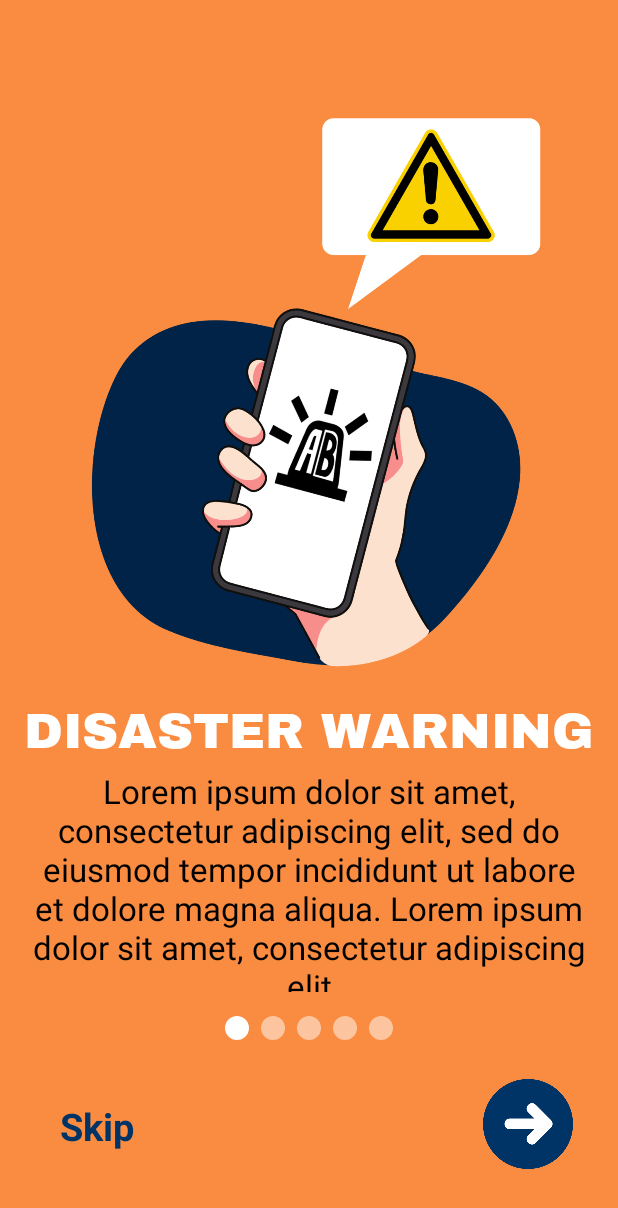
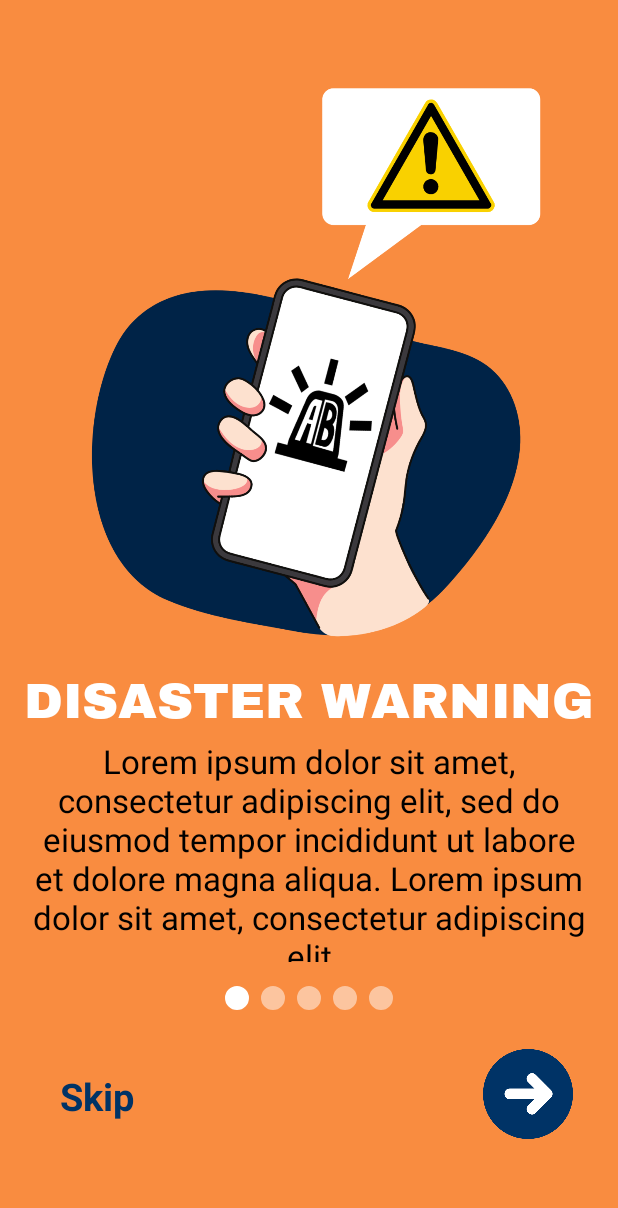
Before and after one commit to weeeyn/AlertoBulakenyo, an Android app: the Walkthrough screen opened directly, with no data from a screen before it, on a phone screen of 412 x 824 dp. Shown: the top 1208 px of the screen. Run offline under Robolectric (Android 15) with nearby library versions, the phone set to English and light mode, and no system bars.

Commit message:
walkthrough

```diff
--- a/app/src/main/res/layout/activity_walkthrough.xml
+++ b/app/src/main/res/layout/activity_walkthrough.xml
@@ -6,7 +6,6 @@
     android:layout_width="match_parent"
     android:layout_height="match_parent"
     android:background="#f98c40"
-    android:paddingTop="40dp"
     tools:context=".Walkthrough">
 
     <androidx.constraintlayout.widget.ConstraintLayout
@@ -19,7 +18,9 @@
             android:layout_width="match_parent"
             android:layout_height="590dp"
             tools:layout_editor_absoluteX="0dp"
-            tools:layout_editor_absoluteY="0dp"></androidx.viewpager.widget.ViewPager>
+            tools:layout_editor_absoluteY="0dp">
+
+        </androidx.viewpager.widget.ViewPager>
 
         <com.google.android.material.tabs.TabLayout
             android:id="@+id/tabIndicator"
```
